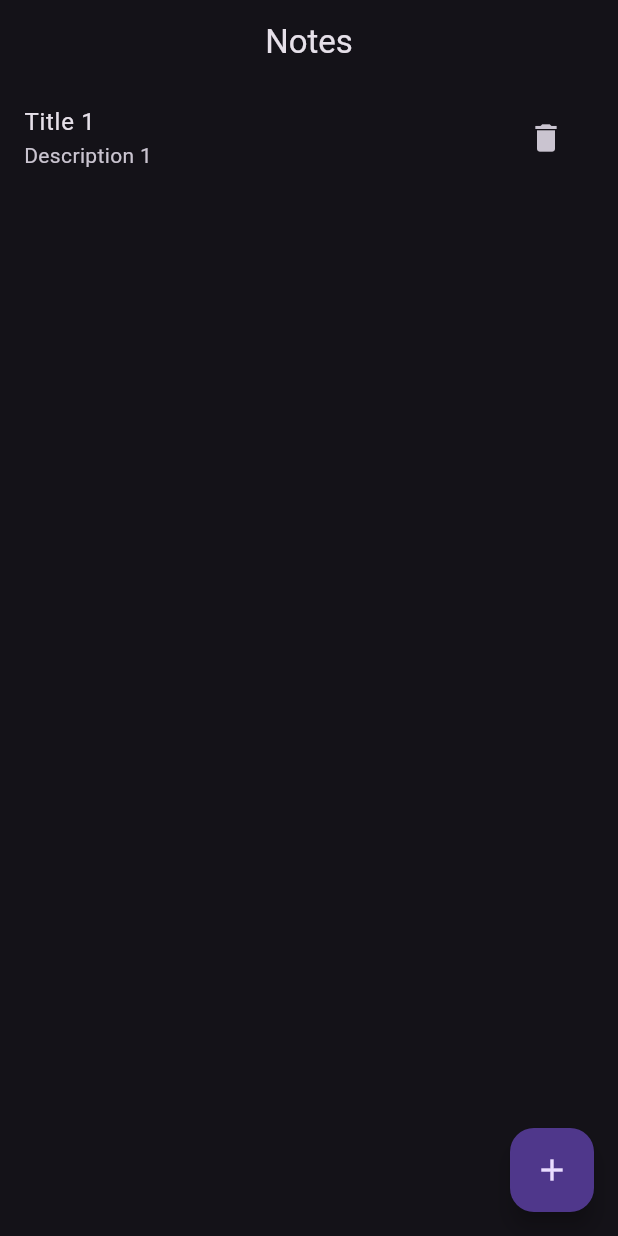
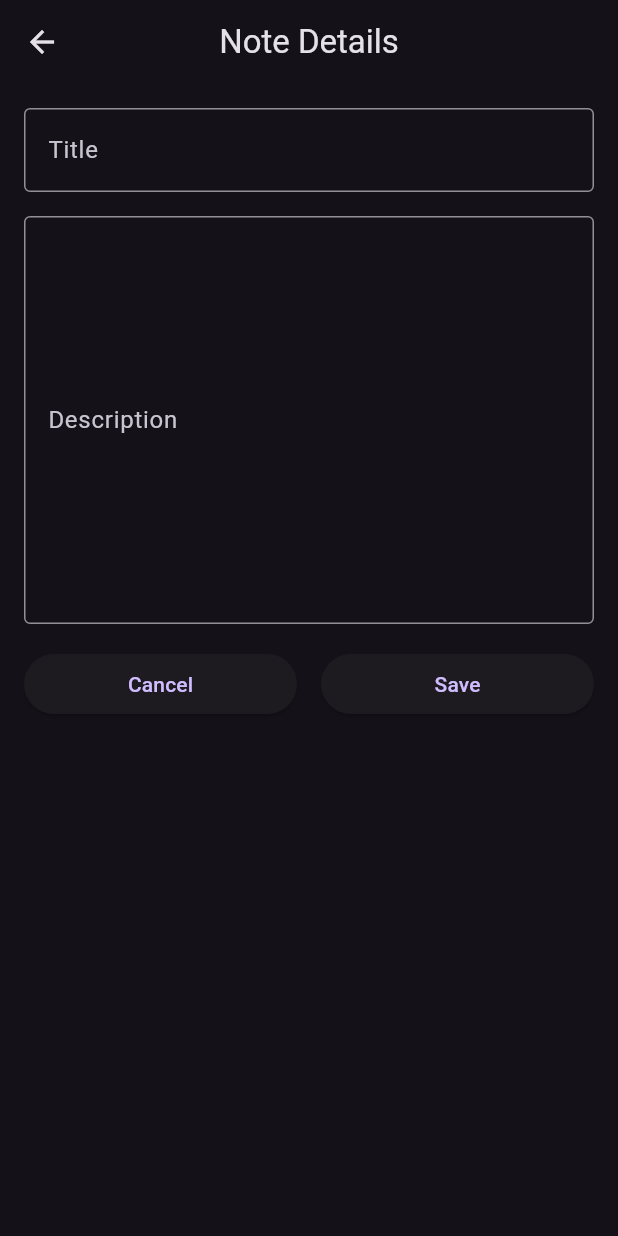
Before and after one commit to MatheusMassula/dojo_flutter_note, a Flutter app: the screen it shows after launch, after a tap on the "add" icon, on a phone screen of 412 x 824 dp. Run offline on Flutter 3.47's test engine with Material 2 defaults, Android fonts, the phone set to English and light mode, and no system bars; our stand-ins replace equatable, flutter_bloc, objectbox; generated files the repository leaves out were written again.

Commit message:
redirect user to note detail when adding and editng a note

```diff
--- a/lib/data_source/note/note_dao.dart
+++ b/lib/data_source/note/note_dao.dart
@@ -6,7 +6,7 @@ class NoteDao {
 
   List<Note> get getAll => _noteBox.getAll();
 
-  int addNote(Note note) => _noteBox.put(note);
+  int upsertNote(Note note) => _noteBox.put(note);
 
   bool deleteById(int id) => _noteBox.remove(id);
 }
--- a/lib/data_source/note/note_local_data_source.dart
+++ b/lib/data_source/note/note_local_data_source.dart
@@ -8,7 +8,7 @@ class NoteLocalDataSource {
 
   List<Note> get getAll => _noteDao.getAll;
 
-  int addNote(Note note) => _noteDao.addNote(note);
+  int upsertNote(Note note) => _noteDao.upsertNote(note);
 
   bool deleteById(int id) => _noteDao.deleteById(id);
 
--- a/lib/models/note.dart
+++ b/lib/models/note.dart
@@ -1,5 +1,9 @@
+// ignore_for_file: public_member_api_docs, sort_constructors_first
+import 'dart:convert';
+
+import 'package:objectbox/objectbox.dart';
+
 import 'package:dojo_flutter_note/models/tag.dart';
-import 'package:objectbox/objectbox.dart';
 
 @Entity()
 class Note {
@@ -17,4 +21,53 @@ class Note {
     required this.title,
     required this.description,
   });
+
+
+  Note copyWith({
+    int? id,
+    String? title,
+    String? description,
+  }) {
+    return Note(
+      id: id ?? this.id,
+      title: title ?? this.title,
+      description: description ?? this.description,
+    );
+  }
+
+  Map<String, dynamic> toMap() {
+    return <String, dynamic>{
+      'id': id,
+      'title': title,
+      'description': description,
+    };
+  }
+
+  factory Note.fromMap(Map<String, dynamic> map) {
+    return Note(
+      id: map['id'] as int,
+      title: map['title'] as String,
+      description: map['description'] as String,
+    );
+  }
+
+  String toJson() => json.encode(toMap());
+
+  factory Note.fromJson(String source) => Note.fromMap(json.decode(source) as Map<String, dynamic>);
+
+  @override
+  String toString() => 'Note(id: $id, title: $title, description: $description)';
+
+  @override
+  bool operator ==(covariant Note other) {
+    if (identical(this, other)) return true;
+
+    return
+      other.id == id &&
+      other.title == title &&
+      other.description == description;
+  }
+
+  @override
+  int get hashCode => id.hashCode ^ title.hashCode ^ description.hashCode;
 }
--- a/lib/pages/home/home.dart
+++ b/lib/pages/home/home.dart
@@ -1,4 +1,5 @@
 import 'package:dojo_flutter_note/data_source/note/note_local_data_source.dart';
+import 'package:dojo_flutter_note/models/note.dart';
 import 'package:dojo_flutter_note/pages/home/home_cubit.dart';
 import 'package:flutter/material.dart';
 import 'package:flutter_bloc/flutter_bloc.dart';
@@ -6,7 +7,7 @@ import 'package:flutter_bloc/flutter_bloc.dart';
 class Home extends StatelessWidget {
   final NoteLocalDataSource noteLocalDataSource;
   final VoidCallback onAddNote;
-  final VoidCallback onTapNote;
+  final Function(Note note) onTapNote;
 
   const Home({
     super.key,
@@ -18,12 +19,22 @@ class Home extends StatelessWidget {
   @override
   Widget build(BuildContext context) => BlocProvider(
         create: (context) => HomeCubit(noteLocalDataSource),
-        child: const _HomeView(),
+        child: _HomeView(
+          onAddNote: onAddNote,
+          onTapNote: onTapNote,
+        ),
       );
 }
 
 class _HomeView extends StatelessWidget {
-  const _HomeView({super.key});
+  final VoidCallback onAddNote;
+  final Function(Note note) onTapNote;
+
+  const _HomeView({
+    super.key,
+    required this.onAddNote,
+    required this.onTapNote,
+  });
 
   @override
   Widget build(BuildContext context) {
@@ -33,7 +44,7 @@ class _HomeView extends StatelessWidget {
         centerTitle: true,
       ),
       floatingActionButton: FloatingActionButton(
-        onPressed: () => context.read<HomeCubit>().addNote(),
+        onPressed: () => _onAddNote(context),
         child: const Icon(Icons.add),
       ),
       body: BlocBuilder<HomeCubit, HomeState>(
@@ -51,6 +62,7 @@ class _HomeView extends StatelessWidget {
               return ListTile(
                 title: Text(note.title),
                 subtitle: Text(note.description),
+                onTap: () => _onTapNote(context: context, note: note),
                 trailing: IconButton(
                   icon: const Icon(Icons.delete),
                   onPressed: () =>
@@ -63,4 +75,19 @@ class _HomeView extends StatelessWidget {
       ),
     );
   }
+
+  void _onAddNote(BuildContext context) async {
+    await (onAddNote.call() as Future);
+    if (context.mounted) {
+      context.read<HomeCubit>().getAllNotes();
+    }
+  }
+
+  void _onTapNote({required BuildContext context, required Note note}) async {
+    await (onTapNote(note) as Future);
+    if (context.mounted) {
+      context.read<HomeCubit>().getAllNotes();
+    }
+  }
+
 }
--- a/lib/pages/home/home_cubit.dart
+++ b/lib/pages/home/home_cubit.dart
@@ -11,28 +11,16 @@ class HomeCubit extends Cubit<HomeState> {
   HomeCubit(NoteLocalDataSource noteLocalDataSource)
       : _noteLocalDataSource = noteLocalDataSource,
         super(const HomeState()) {
-    _getAllNotes();
+    getAllNotes();
   }
 
-  void _getAllNotes() {
+  void getAllNotes() {
     final notes = _noteLocalDataSource.getAll;
     emit(state.copyWith(notes: notes));
   }
 
   void deleteById(int id) {
     _noteLocalDataSource.deleteById(id);
-    _getAllNotes();
-  }
-
-  // TODO: addNote should redirect to a new page
-  void addNote() {
-    final note = Note(
-      title: 'Title ${state.notes.length + 1}',
-      description: 'Description ${state.notes.length + 1}',
-    );
-    _noteLocalDataSource.addNote(
-      note,
-    );
-    _getAllNotes();
+    getAllNotes();
   }
 }
--- /dev/null
+++ b/lib/pages/note_detail/note_detail.dart
@@ -0,0 +1,118 @@
+import 'package:dojo_flutter_note/data_source/note/note_local_data_source.dart';
+import 'package:dojo_flutter_note/models/note.dart';
+import 'package:dojo_flutter_note/pages/note_detail/note_detail_cubit.dart';
+import 'package:flutter/material.dart';
+import 'package:flutter_bloc/flutter_bloc.dart';
+
+class NoteDetail extends StatelessWidget {
+  final NoteLocalDataSource noteLocalDataSource;
+  final Note? note;
+
+  const NoteDetail({
+    super.key,
+    required this.noteLocalDataSource,
+    this.note,
+  });
+
+  @override
+  Widget build(BuildContext context) => BlocProvider(
+        create: (context) => NoteDetailCubit(noteLocalDataSource),
+        child: _NoteDetailsView(note: note),
+      );
+}
+
+class _NoteDetailsView extends StatefulWidget {
+  final Note? note;
+
+  const _NoteDetailsView({
+    super.key,
+    required this.note,
+  });
+
+  @override
+  State<_NoteDetailsView> createState() => _NoteDetailsViewState();
+}
+
+class _NoteDetailsViewState extends State<_NoteDetailsView> {
+  final TextEditingController _titleController = TextEditingController();
+  final TextEditingController _descriptionController = TextEditingController();
+
+  @override
+  void initState() {
+    _titleController.text = widget.note?.title ?? '';
+    _descriptionController.text = widget.note?.description ?? '';
+    super.initState();
+  }
+
+  @override
+  Widget build(BuildContext context) {
+    return BlocListener<NoteDetailCubit, NoteDetailState>(
+      listener: (context, state) {
+        if (state is NoteDetailSaved) {
+          Navigator.of(context).pop();
+        }
+      },
+      child: Scaffold(
+        appBar: AppBar(
+          title: const Text('Note Details'),
+          centerTitle: true,
+        ),
+        body: SingleChildScrollView(
+          child: Padding(
+            padding: const EdgeInsets.all(16),
+            child: Column(
+              children: [
+                TextFormField(
+                  controller: _titleController,
+                  decoration: const InputDecoration(
+                    labelText: 'Title',
+                    border: OutlineInputBorder(),
+                  ),
+                ),
+                const SizedBox(height: 16),
+                TextFormField(
+                  controller: _descriptionController,
+                  decoration: const InputDecoration(
+                    labelText: 'Description',
+                    border: OutlineInputBorder(),
+                  ),
+                  maxLines: 10,
+                ),
+                const SizedBox(height: 16),
+                Row(
+                  mainAxisAlignment: MainAxisAlignment.spaceEvenly,
+                  children: [
+                    Expanded(
+                      child: ElevatedButton(
+                        onPressed: () => Navigator.of(context).pop(),
+                        child: const Text('Cancel'),
+                      ),
+                    ),
+                    const SizedBox(width: 16),
+                    Expanded(
+                      child: ElevatedButton(
+                        onPressed: () => context
+                            .read<NoteDetailCubit>()
+                            .upsertNote(
+                              widget.note?.copyWith(
+                                    title: _titleController.text,
+                                    description: _descriptionController.text,
+                                  ) ??
+                                  Note(
+                                    title: _titleController.text,
+                                    description: _descriptionController.text,
+                                  ),
+                            ),
+                        child: const Text('Save'),
+                      ),
+                    ),
+                  ],
+                ),
+              ],
+            ),
+          ),
+        ),
+      ),
+    );
+  }
+}
--- /dev/null
+++ b/lib/pages/note_detail/note_detail_cubit.dart
@@ -0,0 +1,17 @@
+import 'package:dojo_flutter_note/data_source/note/note_local_data_source.dart';
+import 'package:dojo_flutter_note/models/note.dart';
+import 'package:flutter_bloc/flutter_bloc.dart';
+import 'package:equatable/equatable.dart';
+
+part 'note_detail_state.dart';
+
+class NoteDetailCubit extends Cubit<NoteDetailState> {
+  final NoteLocalDataSource noteLocalDataSource;
+
+  NoteDetailCubit(this.noteLocalDataSource) : super(NoteDetailInitial());
+
+  void upsertNote(Note note) {
+    noteLocalDataSource.upsertNote(note);
+    emit(NoteDetailSaved());
+  }
+}
--- /dev/null
+++ b/lib/pages/note_detail/note_detail_state.dart
@@ -0,0 +1,12 @@
+part of 'note_detail_cubit.dart';
+
+abstract class NoteDetailState extends Equatable {
+  const NoteDetailState();
+
+  @override
+  List<Object> get props => [];
+}
+
+class NoteDetailInitial extends NoteDetailState {}
+
+class NoteDetailSaved extends NoteDetailState {}
--- a/lib/router_manager.dart
+++ b/lib/router_manager.dart
@@ -1,5 +1,7 @@
 import 'package:dojo_flutter_note/data_source/note/note_local_data_source.dart';
+import 'package:dojo_flutter_note/models/note.dart';
 import 'package:dojo_flutter_note/pages/home/home.dart';
+import 'package:dojo_flutter_note/pages/note_detail/note_detail.dart';
 import 'package:flutter/material.dart';
 
 class RouterManager {
@@ -12,24 +14,22 @@ class RouterManager {
         return MaterialPageRoute(
           builder: (context) => Home(
             noteLocalDataSource: noteLocalDataSource,
-            onAddNote: () {
-              // TODO: Navigate to note detail
-            },
-            onTapNote: () {
-              // TODO: Navigate to note detail
-            },
+            onAddNote: () => Navigator.of(context).pushNamed(
+              PageName.noteDetail,
+            ),
+            onTapNote: (note) => Navigator.of(context).pushNamed(
+              PageName.noteDetail,
+              arguments: note,
+            ),
           ),
         );
 
       case PageName.noteDetail:
+        final note = args as Note?;
         return MaterialPageRoute(
-          builder: (context) => Scaffold(
-            appBar: AppBar(
-              title: const Text('Note detail'),
-            ),
-            body: Center(
-              child: Text(args.toString()),
-            ),
+          builder: (context) => NoteDetail(
+            noteLocalDataSource: noteLocalDataSource,
+            note: note,
           ),
         );
 
```
